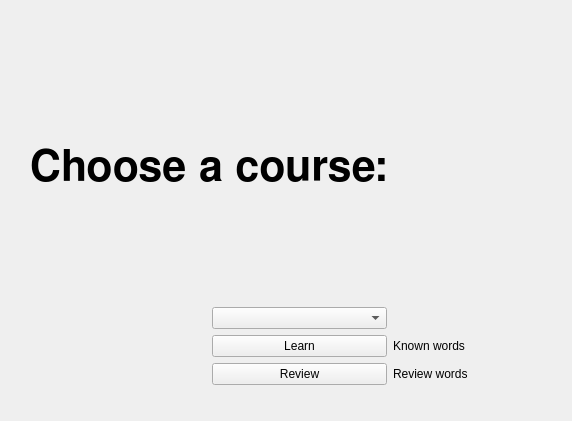
The window that src/gui/course_chooser_widget.ui (tombranfield/spaced_repeating_vocabulary) describes before a commit, drawn with Qt 5.
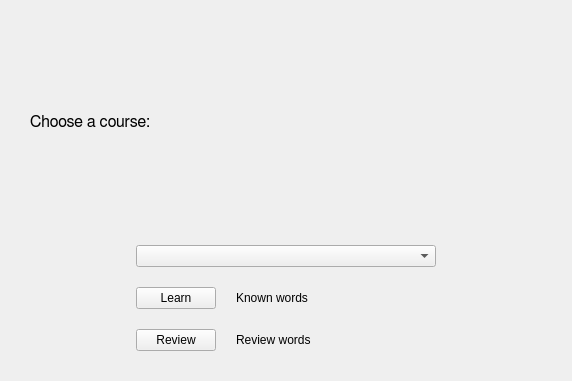
The same window after the commit.

Commit message: Made course chooser look better through layout tweaks to spacing and using more layout boxes

Diff of the .ui file:
```diff
--- a/src/gui/course_chooser_widget.ui
+++ b/src/gui/course_chooser_widget.ui
@@ -7,22 +7,22 @@
     <x>0</x>
     <y>0</y>
     <width>572</width>
-    <height>421</height>
+    <height>381</height>
    </rect>
   </property>
   <property name="windowTitle">
    <string>MainWindow</string>
   </property>
   <widget class="QWidget" name="centralwidget">
-   <layout class="QVBoxLayout" name="verticalLayout">
+   <layout class="QVBoxLayout" name="verticalLayout_2">
     <property name="spacing">
-     <number>6</number>
+     <number>20</number>
     </property>
     <property name="leftMargin">
      <number>30</number>
     </property>
     <property name="topMargin">
-     <number>30</number>
+     <number>20</number>
     </property>
     <property name="rightMargin">
      <number>30</number>
@@ -31,64 +31,117 @@
      <number>30</number>
     </property>
     <item>
-     <layout class="QGridLayout" name="gridLayout">
-      <item row="5" column="2">
-       <widget class="QLabel" name="known_words_label">
-        <property name="text">
-         <string>Known words</string>
+     <widget class="QLabel" name="title_label">
+      <property name="minimumSize">
+       <size>
+        <width>0</width>
+        <height>0</height>
+       </size>
+      </property>
+      <property name="maximumSize">
+       <size>
+        <width>361</width>
+        <height>266</height>
+       </size>
+      </property>
+      <property name="font">
+       <font>
+        <family>FreeSans</family>
+        <pointsize>12</pointsize>
+        <weight>50</weight>
+        <bold>false</bold>
+       </font>
+      </property>
+      <property name="text">
+       <string>Choose a course:</string>
+      </property>
+     </widget>
+    </item>
+    <item>
+     <layout class="QHBoxLayout" name="horizontalLayout">
+      <item>
+       <spacer name="horizontalSpacer">
+        <property name="orientation">
+         <enum>Qt::Horizontal</enum>
         </property>
-       </widget>
-      </item>
-      <item row="2" column="1">
-       <widget class="QComboBox" name="list_names_box"/>
-      </item>
-      <item row="6" column="2">
-       <widget class="QLabel" name="review_words_label">
-        <property name="text">
-         <string>Review words</string>
+        <property name="sizeHint" stdset="0">
+         <size>
+          <width>40</width>
+          <height>20</height>
+         </size>
         </property>
-       </widget>
+       </spacer>
       </item>
-      <item row="5" column="1">
-       <widget class="QPushButton" name="learn_button">
-        <property name="text">
-         <string>Learn</string>
+      <item>
+       <layout class="QVBoxLayout" name="verticalLayout">
+        <property name="spacing">
+         <number>20</number>
         </property>
-       </widget>
+        <item>
+         <widget class="QComboBox" name="list_names_box">
+          <property name="minimumSize">
+           <size>
+            <width>200</width>
+            <height>0</height>
+           </size>
+          </property>
+         </widget>
+        </item>
+        <item>
+         <layout class="QGridLayout" name="gridLayout">
+          <property name="spacing">
+           <number>20</number>
+          </property>
+          <item row="0" column="0">
+           <widget class="QPushButton" name="learn_button">
+            <property name="text">
+             <string>Learn</string>
+            </property>
+           </widget>
+          </item>
+          <item row="0" column="1">
+           <widget class="QLabel" name="known_words_label">
+            <property name="minimumSize">
+             <size>
+              <width>200</width>
+              <height>0</height>
+             </size>
+            </property>
+            <property name="text">
+             <string>Known words</string>
+            </property>
+           </widget>
+          </item>
+          <item row="1" column="0">
+           <widget class="QPushButton" name="review_button">
+            <property name="text">
+             <string>Review</string>
+            </property>
+           </widget>
+          </item>
+          <item row="1" column="1">
+           <widget class="QLabel" name="review_words_label">
+            <property name="text">
+             <string>Review words</string>
+            </property>
+           </widget>
+          </item>
+         </layout>
+        </item>
+       </layout>
       </item>
-      <item row="6" column="1">
-       <widget class="QPushButton" name="review_button">
-        <property name="text">
-         <string>Review</string>
+      <item>
+       <spacer name="horizontalSpacer_2">
+        <property name="orientation">
+         <enum>Qt::Horizontal</enum>
         </property>
-       </widget>
-      </item>
-      <item row="0" column="0" colspan="2">
-       <widget class="QLabel" name="title_label">
-        <property name="minimumSize">
+        <property name="sizeHint" stdset="0">
          <size>
-          <width>0</width>
-          <height>266</height>
+          <width>40</width>
+          <height>20</height>
          </size>
         </property>
-        <property name="maximumSize">
-         <size>
-          <width>361</width>
-          <height>266</height>
-         </size>
-        </property>
-        <property name="font">
-         <font>
-          <family>FreeSans</family>
-          <pointsize>32</pointsize>
-          <weight>75</weight>
-          <bold>true</bold>
-         </font>
-        </property>
-        <property name="text">
-         <string>Choose a course:</string>
-        </property>
-       </widget>
+       </spacer>
       </item>
      </layout>
     </item>
```
The commit also changes 1 other file.
